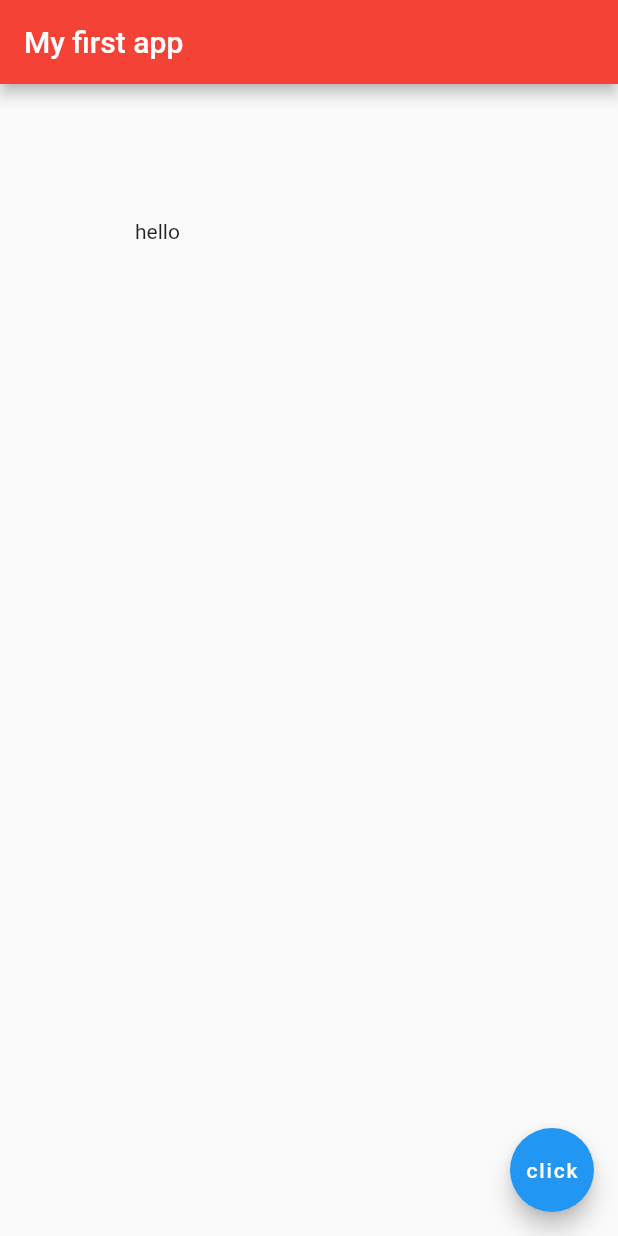
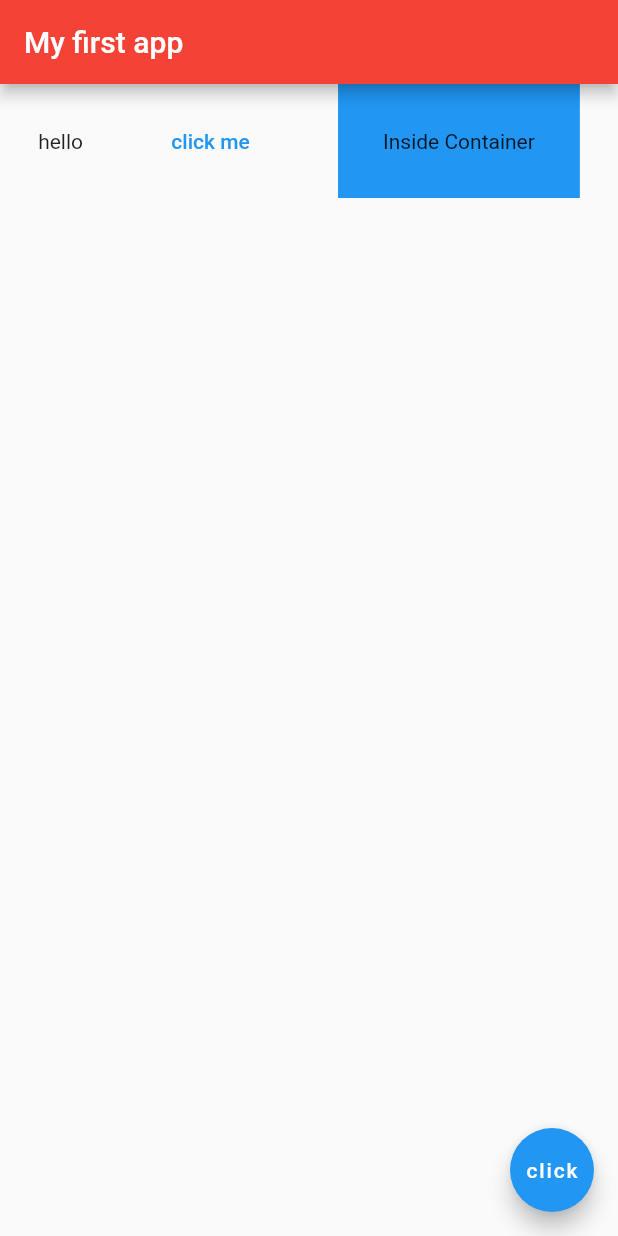
Before and after one commit to kishoreckd/flutter_app1, a Flutter app: the screen it shows after launch, on a phone screen of 412 x 824 dp. Run offline on Flutter 3.47's test engine with Material 2 defaults, Android fonts, the phone set to English and light mode, and no system bars.

Commit message:
Row, mainAxisAlignment

```diff
--- a/lib/main.dart
+++ b/lib/main.dart
@@ -12,9 +12,21 @@ class Home extends StatelessWidget {
         title: const Text('My first app'),
         backgroundColor: Colors.red,
       ),
-      body: const Padding(
-        padding: EdgeInsets.all(90.0),
-        child: Text('hello'),
+      body: Row(
+        mainAxisAlignment: MainAxisAlignment.spaceAround,
+        children: [
+          const Text('hello'),
+          TextButton(
+              onPressed: () {},
+              child: const Text(
+                'click me',
+              )),
+          Container(
+            color: Colors.blue,
+            padding: const EdgeInsets.all(30.0),
+            child: const Text('Inside Container'),
+          )
+        ],
       ),
       floatingActionButton: FloatingActionButton(
         onPressed: () {},
```
